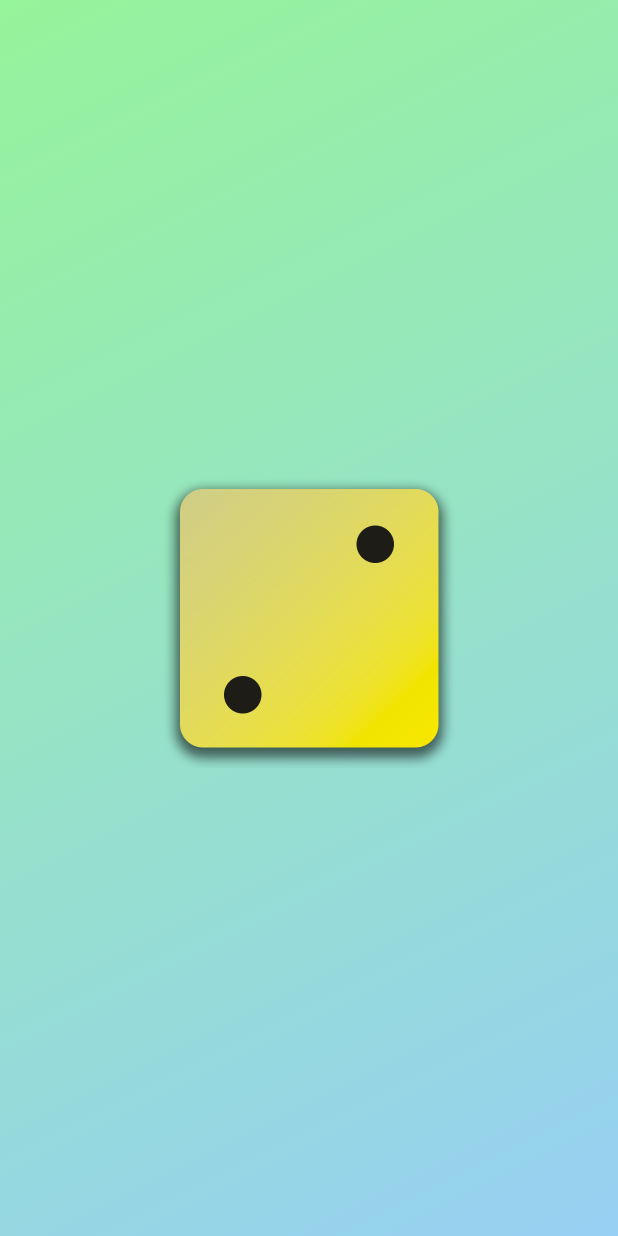
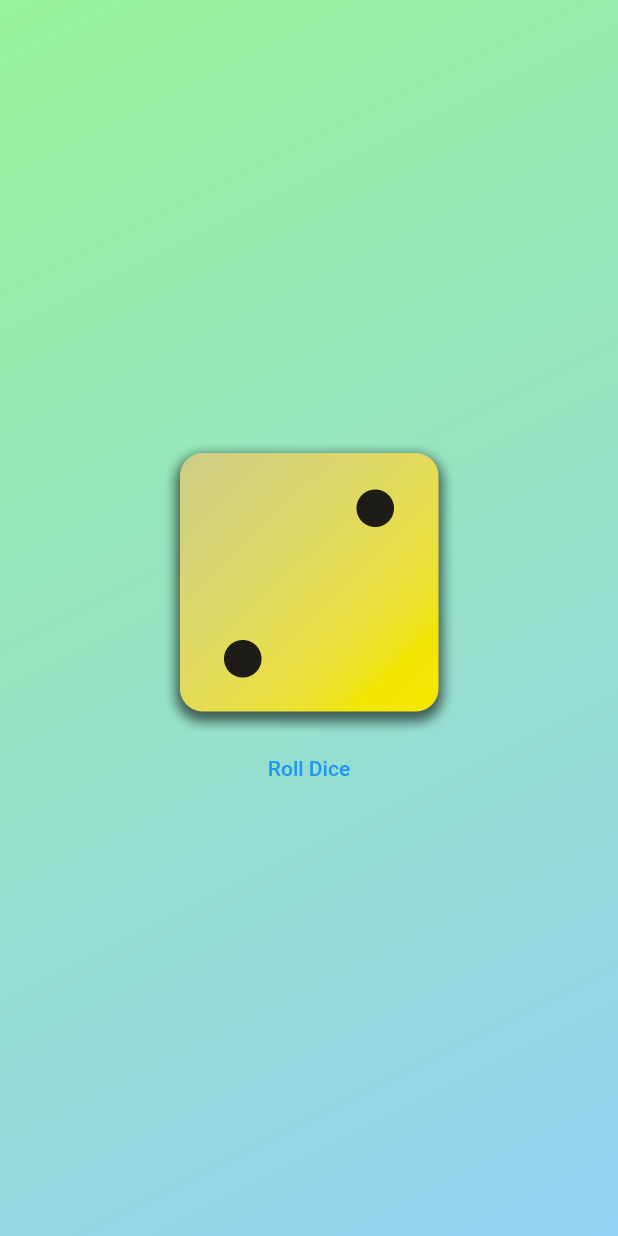
Before and after one commit to Mortadaal/diceroll_app, a Flutter app: the screen it shows after launch, on a phone screen of 412 x 824 dp. Run offline on Flutter 3.47's test engine with Material 2 defaults, Android fonts, the phone set to English and light mode, and no system bars.

Commit message:
shown image + center

```diff
--- a/diceroll_app/lib/gradient_container.dart
+++ b/diceroll_app/lib/gradient_container.dart
@@ -1,5 +1,4 @@
 import 'package:flutter/material.dart';
-
 
 //widgets for at gøre ens kode mindre
 //hvilket også giver mulighed for at genbruge
@@ -10,6 +9,9 @@ class GradientContainer extends StatelessWidget {
   const GradientContainer(this.colors, {super.key});
   final List<Color> colors;
 
+void rollDice(){
+  //..
+}
   @override
   Widget build(context) {
     return Container(
@@ -20,8 +22,17 @@ class GradientContainer extends StatelessWidget {
           end: endAlignment,
         ),
       ),
-      child:  Center(
-        child: Image.asset('assets/images/dice-2.png',width: 200,),
+      child: Center(
+        child: Column(
+          mainAxisSize: MainAxisSize.min,
+          children: [
+            Image.asset(
+              'assets/images/dice-2.png',
+              width: 200,
+            ),
+            TextButton(onPressed: rollDice, child: const Text('Roll Dice'))
+          ],
+        ),
       ),
     );
   }
```
